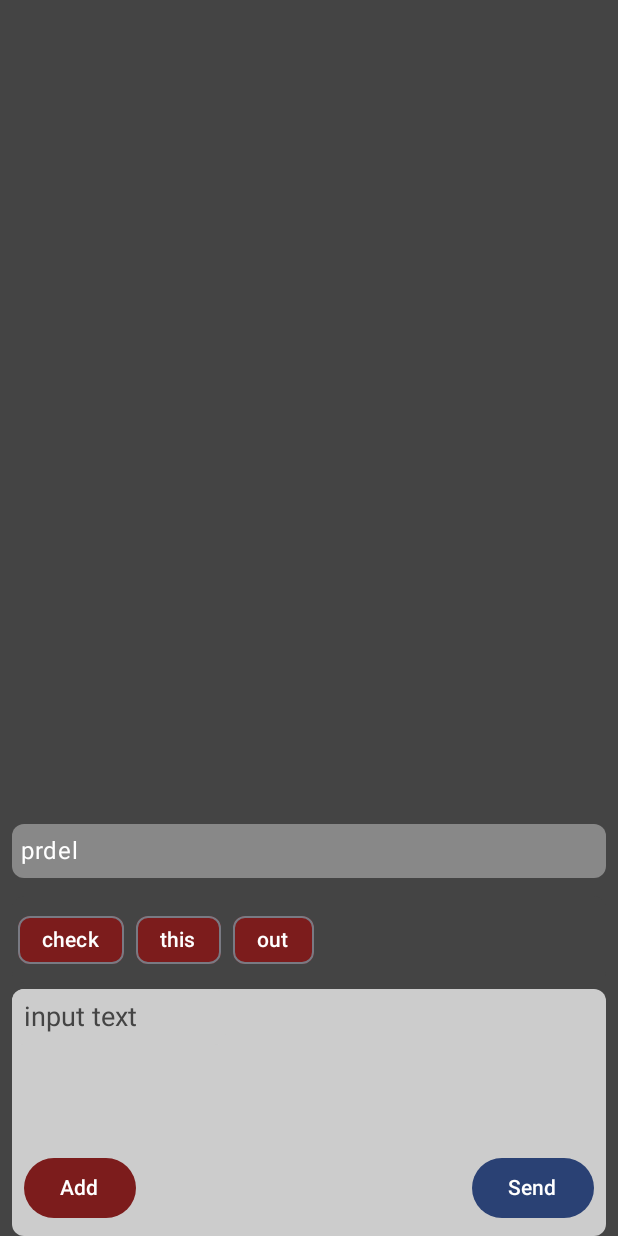
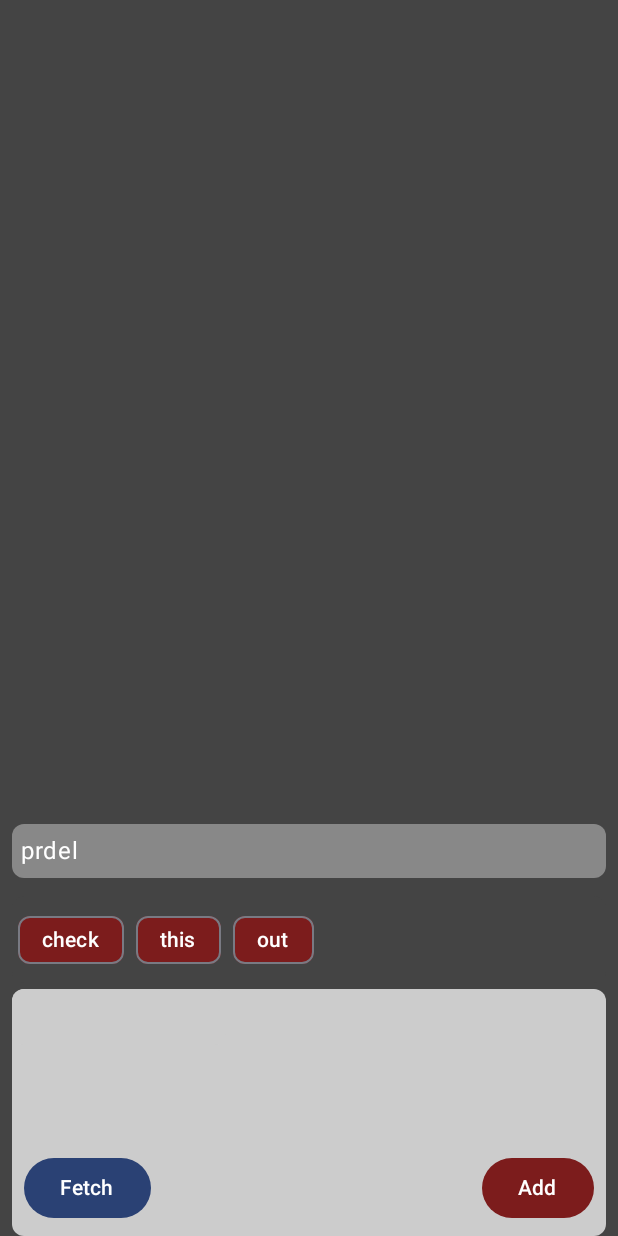
Before and after one commit to yenik/compose-playground, an Android app built with Jetpack Compose: the screen it shows after launch (MainActivity), on a phone screen of 412 x 824 dp. Run offline under Robolectric (Android 15) with nearby library versions, the phone set to English and light mode, and no system bars; our stand-ins replace Room's generated code.

```diff
--- a/app/src/main/AndroidManifest.xml
+++ b/app/src/main/AndroidManifest.xml
@@ -1,6 +1,7 @@
 <?xml version="1.0" encoding="utf-8"?>
 <manifest xmlns:android="http://schemas.android.com/apk/res/android"
     xmlns:tools="http://schemas.android.com/tools">
+    <uses-permission android:name="android.permission.INTERNET" />
 
     <application
         android:allowBackup="true"
--- a/app/src/main/java/cz/nuanced/composemindframe/MainActivity.kt
+++ b/app/src/main/java/cz/nuanced/composemindframe/MainActivity.kt
@@ -45,6 +45,7 @@ import androidx.compose.ui.unit.sp
 import androidx.lifecycle.lifecycleScope
 import cz.nuanced.composemindframe.db.MemeDatabaseSingleton
 import cz.nuanced.composemindframe.db.Tag
+import cz.nuanced.composemindframe.network.MindFetchApi
 import cz.nuanced.composemindframe.ui.theme.ComposeMindFrameTheme
 import kotlinx.coroutines.launch
 import java.time.LocalDate
@@ -58,11 +59,11 @@ class MainActivity : ComponentActivity() {
         val tags = mutableListOf<String>("check", "this", "out")
 
         lifecycleScope.launch {
-            if(memeDB.getAll().isNotEmpty()) {
+            if (memeDB.getAll().isNotEmpty()) {
                 memes.addAll(memeDB.getAll().map { it.content })
             }
 
-            if(tagDB.getAllTags().isNotEmpty()) {
+            if (tagDB.getAllTags().isNotEmpty()) {
                 tags.addAll(tagDB.getAllTags().map { it.id })
             }
 
@@ -75,7 +76,7 @@ class MainActivity : ComponentActivity() {
         enableEdgeToEdge()
         setContent {
             ComposeMindFrameTheme {
-                var text by remember { mutableStateOf("input text") }
+                var text by remember { mutableStateOf("") }
 
                 Scaffold(
 //                    floatingActionButtonPosition = FabPosition.End,
@@ -112,7 +113,7 @@ class MainActivity : ComponentActivity() {
                                 .horizontalScroll(rememberScrollState()),
                             verticalAlignment = Alignment.CenterVertically
                         ) {
-                            tags.forEach {tag ->
+                            tags.forEach { tag ->
                                 TagButton(tag = tag)
                             }
                         }
@@ -125,7 +126,10 @@ class MainActivity : ComponentActivity() {
                         ) {
                             BasicTextField(
                                 value = text,
-                                onValueChange = { text = it },
+                                onValueChange = {
+                                    text = it
+                                    //remove all elements in memeList
+                                },
                                 textStyle = TextStyle(fontSize = 18.sp, color = Color.DarkGray),
                                 modifier = Modifier
                                     .background(Color.LightGray, shape = MaterialTheme.shapes.small)
@@ -133,24 +137,45 @@ class MainActivity : ComponentActivity() {
                             )
                             Button(
                                 onClick = {
+                                    lifecycleScope.launch {
+                                        val mindFetch = MindFetchApi.retrofitService.getMindFetch(text)
+                                        text = mindFetch.body
+                                    }
+                                },
+                                modifier = Modifier
+                                    .align(Alignment.BottomStart)
+                                    .padding(8.dp)
+                            ) {
+                                Text(text = "Fetch")
+                            }
+                            Button(
+                                onClick = {
                                     if (text.isNotEmpty()) {
                                         val extractedTags = extractTags(text)
 
                                         lifecycleScope.launch {
                                             extractedTags.forEach { tag ->
-                                                tagDB.insert(Tag(id = tag.replace("#", ""), createdAt = LocalDate.now()))
+                                                tagDB.insert(
+                                                    Tag(
+                                                        id = tag.replace("#", ""),
+                                                        createdAt = LocalDate.now()
+                                                    )
+                                                )
                                             }
-                                            memeDB.insert(cz.nuanced.composemindframe.db.Meme(
+                                            memeDB.insert(
+                                                cz.nuanced.composemindframe.db.Meme(
                                                     content = text,
-                                                    createdAt = LocalDate.now())).also {
-                                                        memes.add(text)
-                                                        text = ""
+                                                    createdAt = LocalDate.now()
+                                                )
+                                            ).also {
+                                                memes.add(text)
+                                                text = ""
                                             }
                                         }
 
-                                        if(extractedTags.isNotEmpty()) {
+                                        if (extractedTags.isNotEmpty()) {
                                             extractedTags.forEach { tag ->
-                                                if(!tags.contains(tag)) {
+                                                if (!tags.contains(tag)) {
                                                     tags.add(tag.replace("#", ""))
                                                 }
                                             }
@@ -159,14 +184,6 @@ class MainActivity : ComponentActivity() {
                                 },
                                 modifier = Modifier
                                     .align(Alignment.BottomEnd)
-                                    .padding(8.dp)
-                            ) {
-                                Text(text = "Send")
-                            }
-                            Button(
-                                onClick = { /*TODO*/ },
-                                modifier = Modifier
-                                    .align(Alignment.BottomStart)
                                     .padding(8.dp),
                                 colors = ButtonDefaults.buttonColors(Color(0xFF7C1C1C))
                             ) {
```
Also changed, not shown: app/build.gradle.kts (+7 -0 lines), app/src/main/java/cz/nuanced/composemindframe/network/ApiService.kt (added, +26 -0 lines), app/src/main/java/cz/nuanced/composemindframe/network/MindFetch.kt (added, +11 -0 lines), gradle/libs.versions.toml (+8 -0 lines).
